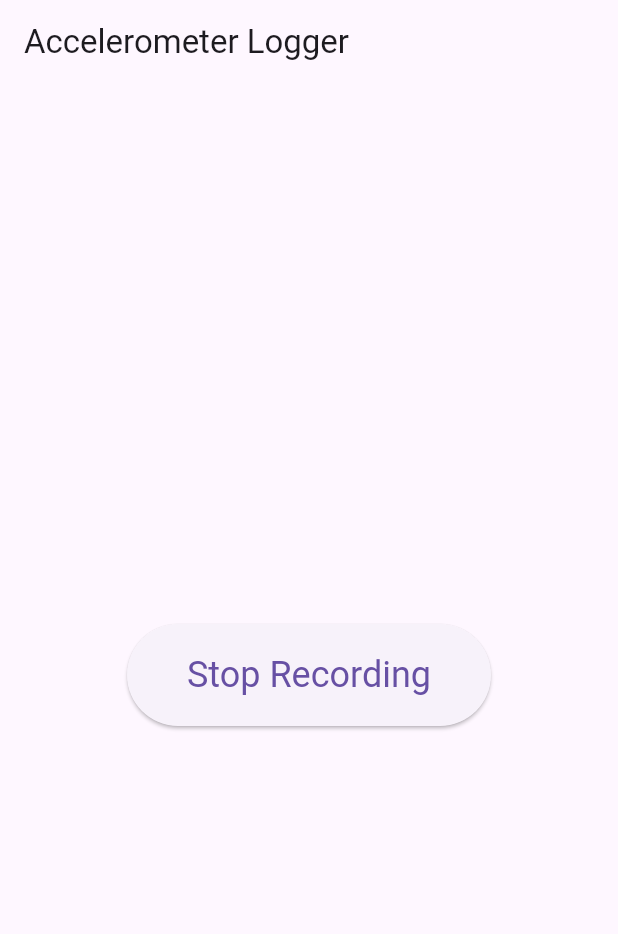
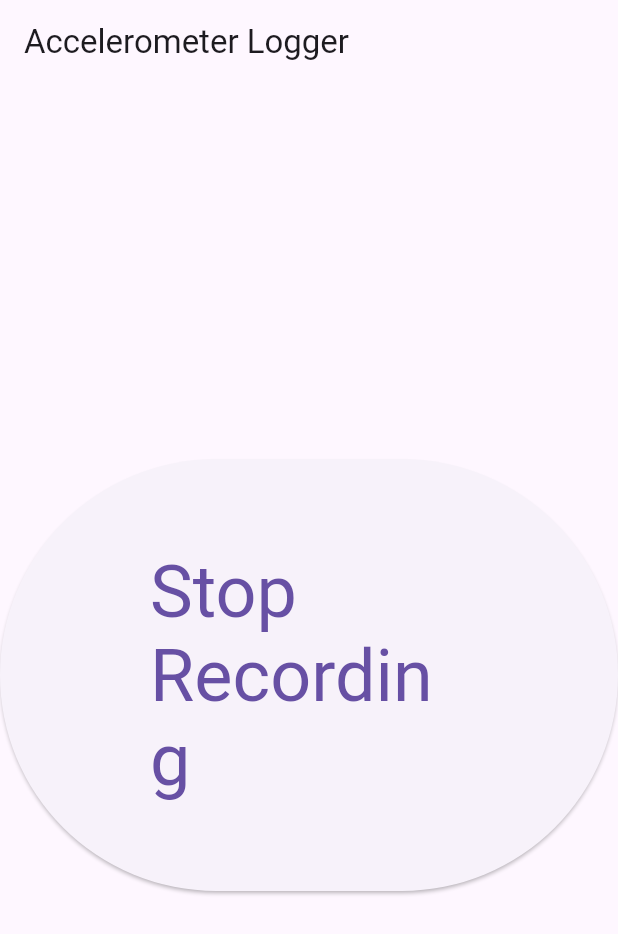
Before and after one commit to tiredoak/datalogger, a Flutter app: the screen it shows after launch, after a tap on "Record", on a phone screen of 412 x 824 dp. Shown: the top 934 px of the screen. Run offline on Flutter 3.47's test engine with Material 3 defaults, Android fonts, the phone set to English and light mode, and no system bars; our stand-ins replace device_info_plus, geolocator, permission_handler, sensors_plus.

Commit message:
Even bigger

```diff
--- a/lib/main.dart
+++ b/lib/main.dart
@@ -240,12 +240,12 @@ class _HomeScreenState extends State<HomeScreen> {
                   const SizedBox(height: 20),
                   ElevatedButton(
                     onPressed: _isRecording ? _stopRecording : _startRecording,
+                    child: Text(_isRecording ? 'Stop Recording' : 'Record'),
                     style: ElevatedButton.styleFrom(
-                      textStyle: const TextStyle(fontSize: 24),
+                      textStyle: const TextStyle(fontSize: 48),
                       padding: const EdgeInsets.symmetric(
-                          vertical: 20, horizontal: 40),
+                          vertical: 60, horizontal: 100),
                     ),
-                    child: Text(_isRecording ? 'Stop Recording' : 'Record'),
                   ),
                 ],
               ),
```
